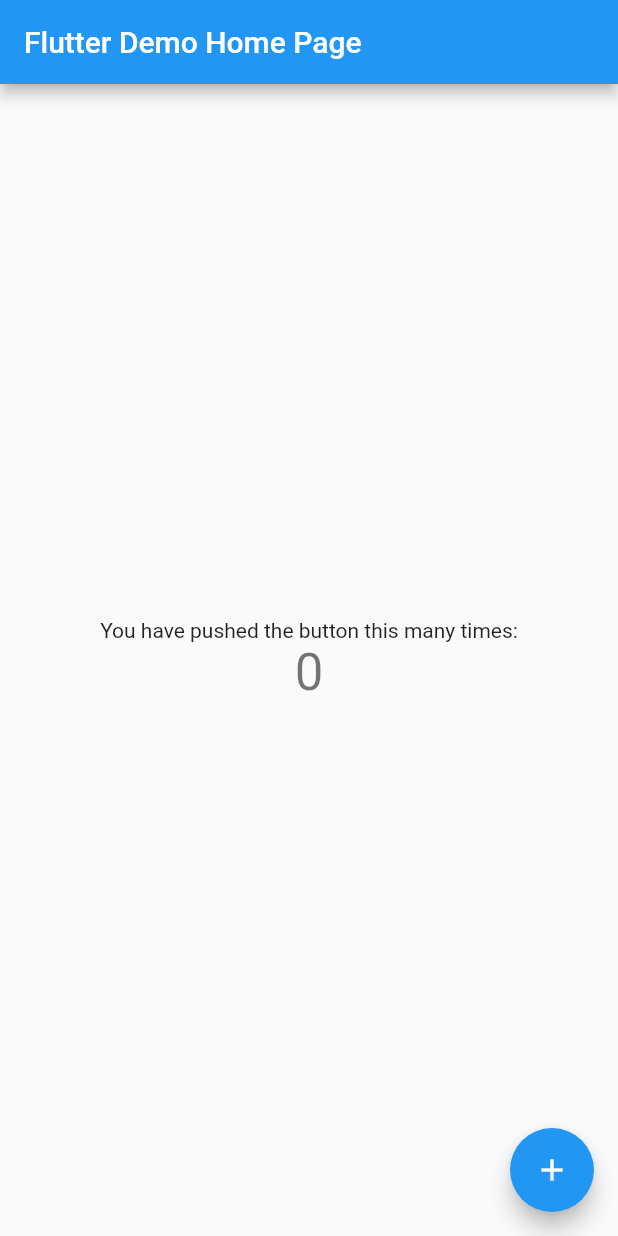
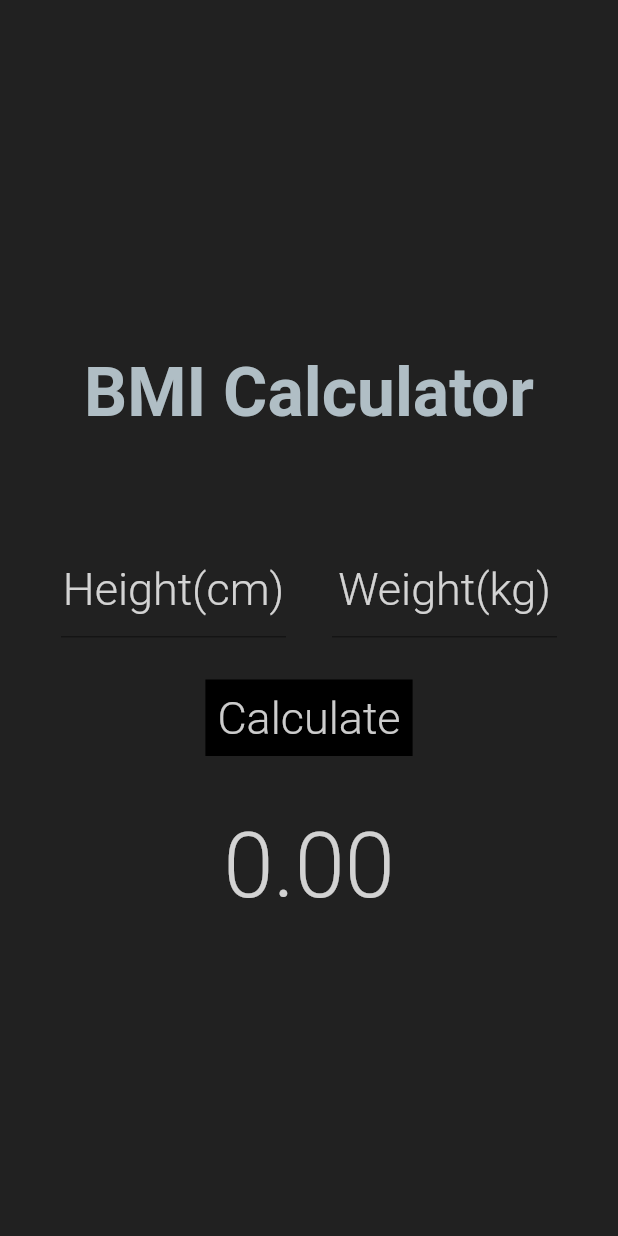
Before and after one commit to aleena-james/BMI-calculator, a Flutter app: the screen it shows after launch, on a phone screen of 412 x 824 dp. Run offline on Flutter 3.47's test engine with Material 2 defaults, Android fonts, the phone set to English and light mode, and no system bars.

Commit message:
bmi cal completed

```diff
--- a/lib/main.dart
+++ b/lib/main.dart
@@ -1,113 +1,165 @@
 import 'package:flutter/material.dart';
 
 void main() {
-  runApp(MyApp());
+  runApp(MaterialApp(
+    home: HomeScr(),
+  ));
 }
 
-class MyApp extends StatelessWidget {
-  // This widget is the root of your application.
+class HomeScr extends StatefulWidget {
+  const HomeScr({Key? key}) : super(key: key);
+
+  @override
+  _HomeScrState createState() => _HomeScrState();
+}
+
+class _HomeScrState extends State<HomeScr> {
+  TextEditingController _ht = TextEditingController();
+  TextEditingController _wt = TextEditingController();
+  double res = 0;
+  String modtext = "";
+
   @override
   Widget build(BuildContext context) {
-    return MaterialApp(
-      title: 'Flutter Demo',
-      theme: ThemeData(
-        // This is the theme of your application.
-        //
-        // Try running your application with "flutter run". You'll see the
-        // application has a blue toolbar. Then, without quitting the app, try
-        // changing the primarySwatch below to Colors.green and then invoke
-        // "hot reload" (press "r" in the console where you ran "flutter run",
-        // or simply save your changes to "hot reload" in a Flutter IDE).
-        // Notice that the counter didn't reset back to zero; the application
-        // is not restarted.
-        primarySwatch: Colors.blue,
+    return Scaffold(
+      backgroundColor: Colors.grey[900],
+      body: SafeArea(
+        child: Padding(
+          padding: const EdgeInsets.all(10.0),
+          child: Column(
+            mainAxisAlignment: MainAxisAlignment.center,
+            crossAxisAlignment: CrossAxisAlignment.center,
+            children: [
+              Container(
+                width: 300.0,
+                height: 140.0,
+                child: FittedBox(
+                  child: Text(
+                    "BMI Calculator",
+                    style: TextStyle(
+                        color: Colors.blueGrey[200],
+                        fontSize: 26,
+                        fontWeight: FontWeight.bold),
+                  ),
+                ),
+              ),
+              SingleChildScrollView(
+                child: Column(
+                  children: [
+                    SizedBox(
+                      height: 20,
+                    ),
+                    Row(
+                      mainAxisAlignment: MainAxisAlignment.spaceEvenly,
+                      children: [
+                        Container(
+                          width: 150,
+                          child: TextField(
+                            textAlign: TextAlign.center,
+                            controller: _ht,
+                            style: TextStyle(
+                                fontSize: 42,
+                                fontWeight: FontWeight.w300,
+                                color: Colors.white),
+                            keyboardType: TextInputType.number,
+                            decoration: InputDecoration(
+                              hintText: "Height(cm)",
+                              hintStyle: TextStyle(
+                                  fontSize: 30,
+                                  fontWeight: FontWeight.w300,
+                                  color: Colors.white.withOpacity(.8)),
+                            ),
+                          ),
+                        ),
+                        Container(
+                          width: 150,
+                          child: TextField(
+                            controller: _wt,
+                            style: TextStyle(
+                                fontSize: 42,
+                                fontWeight: FontWeight.w300,
+                                color: Colors.white),
+                            textAlign: TextAlign.center,
+                            keyboardType: TextInputType.number,
+                            decoration: InputDecoration(
+                              hintText: "Weight(kg)",
+                              hintStyle: TextStyle(
+                                  fontSize: 30,
+                                  fontWeight: FontWeight.w300,
+                                  color: Colors.white.withOpacity(.8)),
+                            ),
+                          ),
+                        ),
+                      ],
+                    ),
+                    SizedBox(
+                      height: 20,
+                    ),
+                    TextButton(
+                      onPressed: () {
+                        double h = double.parse(_ht.text);
+                        double w = double.parse(_wt.text);
+                        setState(() {
+                          res = (w / (h * h)) * 10000;
+                          if (res < 18.5) {
+                            modtext = "Underweight";
+                          } else if (res >= 18.5 && res < 25) {
+                            modtext = "Normal Weight";
+                          } else if (res >= 25 && res < 30) {
+                            modtext = "Overweight";
+                          } else if (res > 30) {
+                            modtext = "Obese";
+                          }
+                        });
+                      },
+                      child: Container(
+                        color: Colors.black,
+                        child: Padding(
+                          padding: const EdgeInsets.all(8.0),
+                          child: Text(
+                            "Calculate",
+                            style: TextStyle(
+                                fontSize: 30,
+                                fontWeight: FontWeight.w300,
+                                color: Colors.white.withOpacity(.8)),
+                          ),
+                        ),
+                      ),
+                    ),
+                    SizedBox(
+                      height: 30,
+                    ),
+                    Container(
+                      child: Text(
+                        res.toStringAsFixed(2),
+                        style: TextStyle(
+                            fontSize: 60,
+                            fontWeight: FontWeight.w300,
+                            color: Colors.white.withOpacity(.8)),
+                      ),
+                    ),
+                    SizedBox(
+                      height: 20,
+                    ),
+                    Visibility(
+                      visible: modtext.isNotEmpty,
+                      child: Container(
+                        child: Text(
+                          modtext,
+                          style: TextStyle(
+                              fontSize: 40,
+                              fontWeight: FontWeight.w300,
+                              color: Colors.white.withOpacity(.8)),
+                        ),
+                      ),
+                    ),
+                  ],
+                ),
+              )
+            ],
+          ),
+        ),
       ),
-      home: MyHomePage(title: 'Flutter Demo Home Page'),
     );
   }
 }
-
-class MyHomePage extends StatefulWidget {
-  MyHomePage({Key? key, required this.title}) : super(key: key);
-
-  // This widget is the home page of your application. It is stateful, meaning
-  // that it has a State object (defined below) that contains fields that affect
-  // how it looks.
-
-  // This class is the configuration for the state. It holds the values (in this
-  // case the title) provided by the parent (in this case the App widget) and
-  // used by the build method of the State. Fields in a Widget subclass are
-  // always marked "final".
-
-  final String title;
-
-  @override
-  _MyHomePageState createState() => _MyHomePageState();
-}
-
-class _MyHomePageState extends State<MyHomePage> {
-  int _counter = 0;
-
-  void _incrementCounter() {
-    setState(() {
-      // This call to setState tells the Flutter framework that something has
-      // changed in this State, which causes it to rerun the build method below
-      // so that the display can reflect the updated values. If we changed
-      // _counter without calling setState(), then the build method would not be
-      // called again, and so nothing would appear to happen.
-      _counter++;
-    });
-  }
-
-  @override
-  Widget build(BuildContext context) {
-    // This method is rerun every time setState is called, for instance as done
-    // by the _incrementCounter method above.
-    //
-    // The Flutter framework has been optimized to make rerunning build methods
-    // fast, so that you can just rebuild anything that needs updating rather
-    // than having to individually change instances of widgets.
-    return Scaffold(
-      appBar: AppBar(
-        // Here we take the value from the MyHomePage object that was created by
-        // the App.build method, and use it to set our appbar title.
-        title: Text(widget.title),
-      ),
-      body: Center(
-        // Center is a layout widget. It takes a single child and positions it
-        // in the middle of the parent.
-        child: Column(
-          // Column is also a layout widget. It takes a list of children and
-          // arranges them vertically. By default, it sizes itself to fit its
-          // children horizontally, and tries to be as tall as its parent.
-          //
-          // Invoke "debug painting" (press "p" in the console, choose the
-          // "Toggle Debug Paint" action from the Flutter Inspector in Android
-          // Studio, or the "Toggle Debug Paint" command in Visual Studio Code)
-          // to see the wireframe for each widget.
-          //
-          // Column has various properties to control how it sizes itself and
-          // how it positions its children. Here we use mainAxisAlignment to
-          // center the children vertically; the main axis here is the vertical
-          // axis because Columns are vertical (the cross axis would be
-          // horizontal).
-          mainAxisAlignment: MainAxisAlignment.center,
-          children: <Widget>[
-            Text(
-              'You have pushed the button this many times:',
-            ),
-            Text(
-              '$_counter',
-              style: Theme.of(context).textTheme.headline4,
-            ),
-          ],
-        ),
-      ),
-      floatingActionButton: FloatingActionButton(
-        onPressed: _incrementCounter,
-        tooltip: 'Increment',
-        child: Icon(Icons.add),
-      ), // This trailing comma makes auto-formatting nicer for build methods.
-    );
-  }
-}
```
Also changed, not shown: pubspec.lock.
